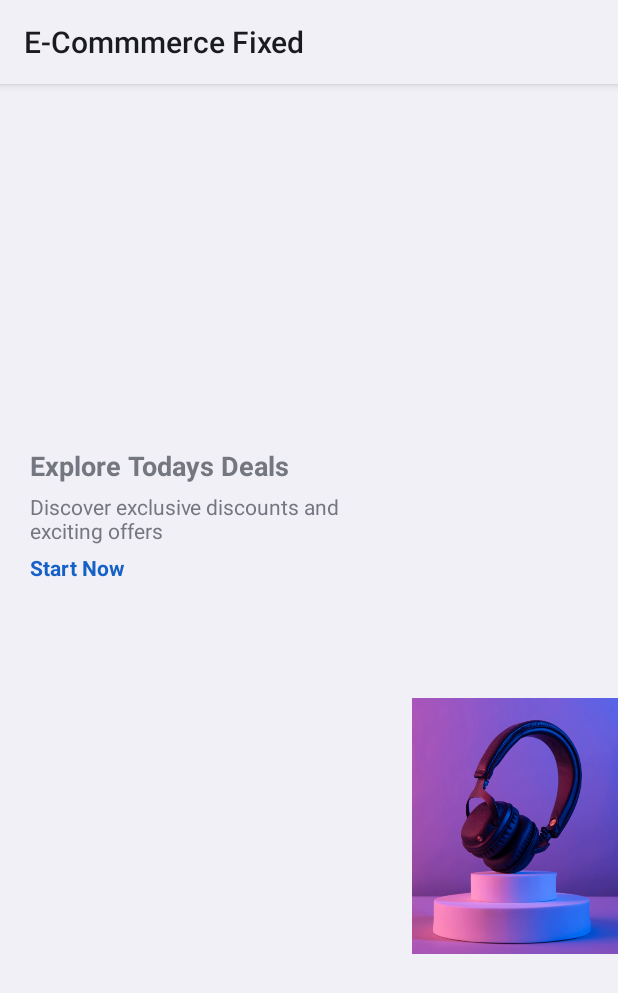
After one commit to zeyadmamoun/E-Commerce-Reimplemented, an Android app built with Jetpack Compose: the layout explore_card.xml on its own in the app's theme, with its tools: preview values and no code run, on a phone screen of 412 x 824 dp. The commit adds this screen. Shown: the top 993 px of the screen. Run offline under Robolectric (Android 15) with nearby library versions, the light colour scheme and no system bars.

Commit message:
started Building ui and handled products Api

```diff
--- /dev/null
+++ b/app/src/main/res/drawable/ic_logout.xml
@@ -0,0 +1,5 @@
+<vector xmlns:android="http://schemas.android.com/apk/res/android" android:autoMirrored="true" android:height="24dp" android:tint="#4288D9" android:viewportHeight="24" android:viewportWidth="24" android:width="24dp">
+
+    <path android:fillColor="@android:color/white" android:pathData="M17,7l-1.41,1.41L18.17,11H8v2h10.17l-2.58,2.58L17,17l5,-5zM4,5h8V3H4c-1.1,0 -2,0.9 -2,2v14c0,1.1 0.9,2 2,2h8v-2H4V5z"/>
+
+</vector>
--- /dev/null
+++ b/app/src/main/res/layout/explore_card.xml
@@ -0,0 +1,54 @@
+<?xml version="1.0" encoding="utf-8"?>
+<LinearLayout xmlns:android="http://schemas.android.com/apk/res/android"
+    android:orientation="horizontal"
+    android:layout_width="match_parent"
+    android:layout_height="wrap_content"
+    android:gravity="center_vertical">
+
+    <LinearLayout
+        android:layout_width="0dp"
+        android:layout_height="wrap_content"
+        android:layout_weight="2"
+        android:orientation="vertical"
+        android:padding="20dp"
+        android:gravity="center">
+
+        <TextView
+            android:layout_width="match_parent"
+            android:layout_height="wrap_content"
+            android:text="@string/card_title"
+            android:textSize="18sp"
+            android:textAlignment="textStart"
+            android:layout_marginBottom="5dp"
+            android:textStyle="bold"/>
+
+        <TextView
+            android:layout_width="match_parent"
+            android:layout_height="wrap_content"
+            android:text="@string/card_subtitle"
+            android:textSize="14sp"
+            android:layout_marginBottom="5dp"
+            android:textAlignment="textStart"/>
+
+        <TextView
+            android:layout_width="match_parent"
+            android:layout_height="wrap_content"
+            android:text="@string/card_start_now"
+            android:textColor="@color/md_theme_primary"
+            android:textSize="14sp"
+            android:layout_marginBottom="5dp"
+            android:textStyle="bold"
+            android:textAlignment="textStart"/>
+
+
+    </LinearLayout>
+
+    <com.google.android.material.imageview.ShapeableImageView
+        android:id="@+id/cardImageView"
+        android:layout_width="0dp"
+        android:layout_height="wrap_content"
+        android:layout_weight="1"
+        android:src="@drawable/headset_pic"
+        android:scaleType="fitEnd"/>
+
+</LinearLayout>
--- a/app/src/main/res/values-night/styles.xml
+++ b/app/src/main/res/values-night/styles.xml
@@ -21,4 +21,9 @@
         <item name="windowSplashScreenAnimatedIcon">@drawable/ic_launcher_foreground</item>
         <item name="postSplashScreenTheme">@style/Base.Theme.ECommmerceFixed</item>
     </style>
+
+    <style name="RoundedImageView">
+        <item name="cornerFamily">rounded</item>
+        <item name="cornerSize">16dp</item> <!-- Set the corner radius -->
+    </style>
 </resources>
--- a/app/src/main/res/values/strings.xml
+++ b/app/src/main/res/values/strings.xml
@@ -22,4 +22,8 @@
     <string name="email_sign_up">Sign Up with Email</string>
     <string name="search_for_product">Search Products</string>
     <string name="profile_icon">Profile icon</string>
+    <string name="card_title">Explore Todays Deals</string>
+    <string name="card_subtitle">Discover exclusive discounts and exciting offers</string>
+    <string name="card_start_now">Start Now</string>
+    <string name="categories">Categories</string>
 </resources>
--- a/app/src/main/res/values/styles.xml
+++ b/app/src/main/res/values/styles.xml
@@ -28,4 +28,9 @@
         <item name="windowSplashScreenAnimatedIcon">@drawable/ic_launcher_foreground</item>
         <item name="postSplashScreenTheme">@style/Base.Theme.ECommmerceFixed</item>
     </style>
+
+    <style name="RoundedImageView">
+        <item name="cornerFamily">rounded</item>
+        <item name="cornerSize">16dp</item> <!-- Set the corner radius -->
+    </style>
 </resources>
--- a/gradle/libs.versions.toml
+++ b/gradle/libs.versions.toml
@@ -1,5 +1,6 @@
 [versions]
 agp = "8.3.0"
+coilCompose = "2.4.0"
 coreSplashscreen = "1.0.0"
 firebaseUiAuth = "7.2.0"
 kotlin = "1.9.0"
@@ -22,6 +23,7 @@
 [libraries]
 androidx-core-ktx = { group = "androidx.core", name = "core-ktx", version.ref = "coreKtx" }
 androidx-core-splashscreen = { module = "androidx.core:core-splashscreen", version.ref = "coreSplashscreen" }
+coil-compose = { module = "io.coil-kt:coil-compose", version.ref = "coilCompose" }
 firebase-ui-auth = { module = "com.firebaseui:firebase-ui-auth", version.ref = "firebaseUiAuth" }
 junit = { group = "junit", name = "junit", version.ref = "junit" }
 androidx-junit = { group = "androidx.test.ext", name = "junit", version.ref = "junitVersion" }
```
Also changed, not shown: app/build.gradle.kts (+15 -1 lines), app/src/main/java/com/example/e_commmercefixed/StoreApp.kt (+17 -7 lines), app/src/main/java/com/example/e_commmercefixed/fragments/sub/home/HomeFragment.kt (+14 -2 lines), app/src/main/java/com/example/e_commmercefixed/fragments/sub/home/HomeViewModel.kt (+27 -2 lines), app/src/main/java/com/example/e_commmercefixed/models/products/Category.kt (added, +10 -0 lines), app/src/main/java/com/example/e_commmercefixed/models/products/Result.kt (added, +7 -0 lines), app/src/main/java/com/example/e_commmercefixed/repositories/data/ProductRepositoryImpl.kt (added, +22 -0 lines), app/src/main/java/com/example/e_commmercefixed/repositories/data/ProductsRepository.kt (added, +8 -0 lines), app/src/main/java/com/example/e_commmercefixed/ui/CategoriesList.kt (added, +92 -0 lines), app/src/main/res/drawable/rounded_corner_drawable.xml (added, +10 -0 lines), app/src/main/res/layout/fragment_home.xml (+79 -14 lines), app/src/main/res/drawable/headset_pic.png (added).
